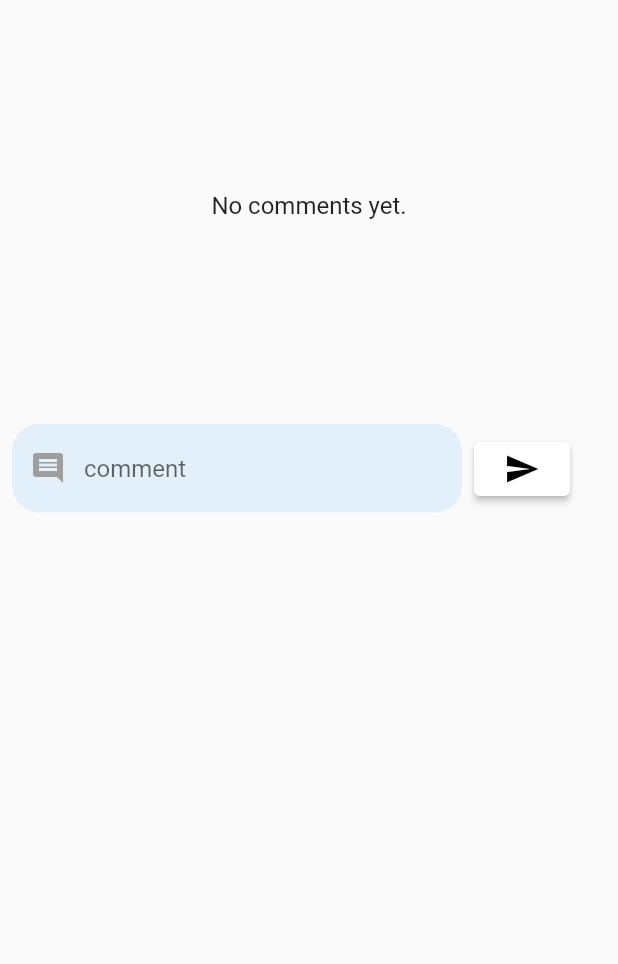
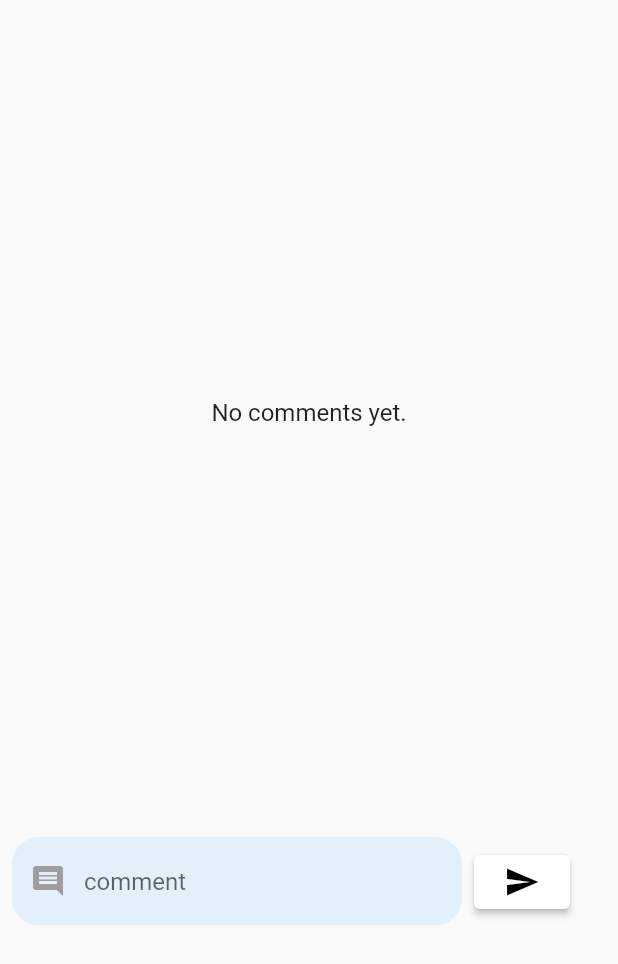
Before and after one commit to DanishIsmail/hostelManagementApp, a Flutter app: the CommentsScreen screen opened directly, on a phone screen of 412 x 824 dp. Shown: the top 964 px of the screen. Run offline on Flutter 3.47's test engine with Material 2 defaults, Android fonts, the phone set to English and light mode, and no system bars; our stand-ins replace cloud_firestore, curved_navigation_bar, firebase_auth, firebase_core, firebase_database, firebase_messaging and 4 more; accounts and stored records are empty.

Commit message:
update code

```diff
--- a/lib/Rooms/room_details.dart
+++ b/lib/Rooms/room_details.dart
@@ -224,7 +224,7 @@ class _roomDetailsState extends State<roomDetails> {
                           width: double.infinity,
                           child: ElevatedButton(
                               onPressed: () => {
-                                    Navigator.push(
+                                    Navigator.pushReplacement(
                                         context,
                                         MaterialPageRoute(
                                             builder: (context) =>
--- a/lib/Rooms/update_room.dart
+++ b/lib/Rooms/update_room.dart
@@ -91,7 +91,7 @@ class _updateRooomState extends State<updateRooom> {
             // var seats = roomSeatingController.text;
             if (rent.isNotEmpty) {
               updateAllRooms(rent);
-              Navigator.push(
+              Navigator.pushReplacement(
                 context,
                 MaterialPageRoute(builder: (context) => roomDetails()),
               );
--- a/lib/comments.dart
+++ b/lib/comments.dart
@@ -60,15 +60,16 @@ class _CommentsScreenState extends State<CommentsScreen> {
 
   @override
   Widget build(BuildContext context) {
-    double screenHeight = MediaQuery.of(context).size.height;
-    double oneThirdHeight = screenHeight / 3;
+    // double screenHeight = MediaQuery.of(context).size.height;
+    // double oneThirdHeight = screenHeight / 3;
     return Scaffold(
       body: SingleChildScrollView(
         child: Column(
           mainAxisAlignment: MainAxisAlignment.spaceBetween,
           children: [
-            Container(
-              height: oneThirdHeight,
+            SingleChildScrollView(
+              child: Container(
+                height: 550,
                 // color: Color.fromARGB(26, 47, 144, 223),
                 child: StreamBuilder<QuerySnapshot>(
                   stream: FirebaseFirestore.instance
@@ -209,6 +210,7 @@ class _CommentsScreenState extends State<CommentsScreen> {
                   },
                 ),
               ),
+            ),
             Row(
               children: [
                 Padding(
--- a/lib/home.dart
+++ b/lib/home.dart
@@ -156,7 +156,7 @@ class _HomeScreenState extends State<HomeScreen> {
               SizedBox(
                 height: 20,
               ),
-              checkuser == 2
+              checkuser == 2 || checkuser == 1
                   ? GestureDetector(
                       child: Container(
                         decoration: BoxDecoration(
--- a/pubspec.yaml
+++ b/pubspec.yaml
@@ -99,8 +99,8 @@ flutter:
     - assets/images/payment.png
     - assets/images/warden1.png
     - assets/images/transaction.png
-    - assets/images/transaction1.png"
-    - assets/images/applogo.png"
+    - assets/images/transaction1.png
+    # - assets/images/applogo.png
 
     # - assets/images/hostelpic.png
 
```
Also changed, not shown: 2 other files. Lines whose indentation alone changed are shown as unchanged.
